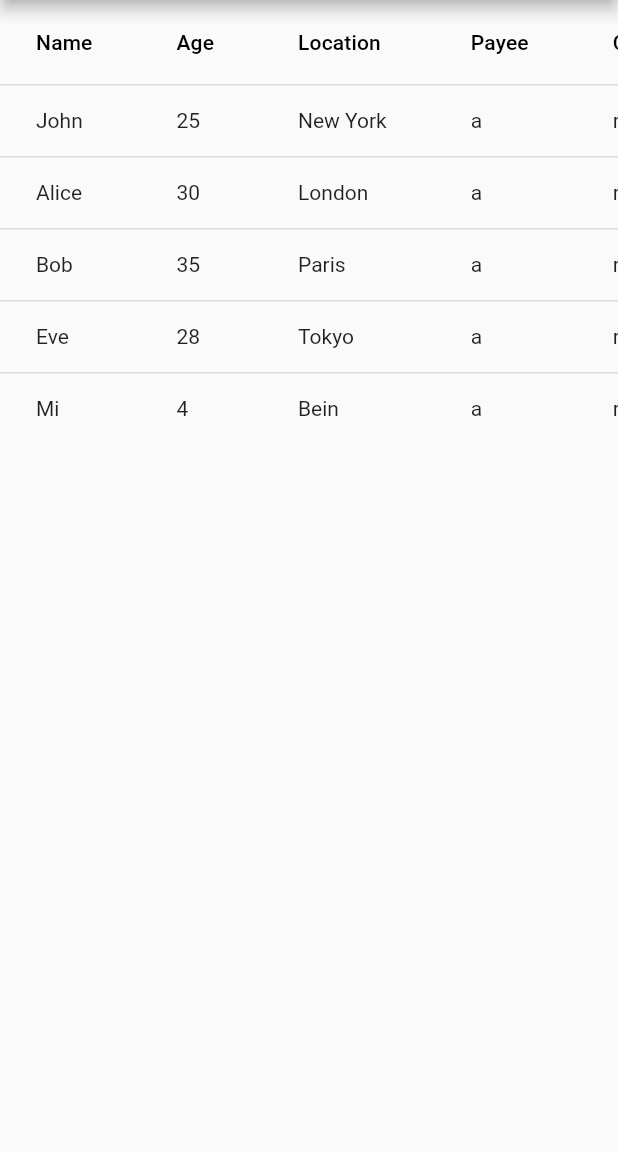
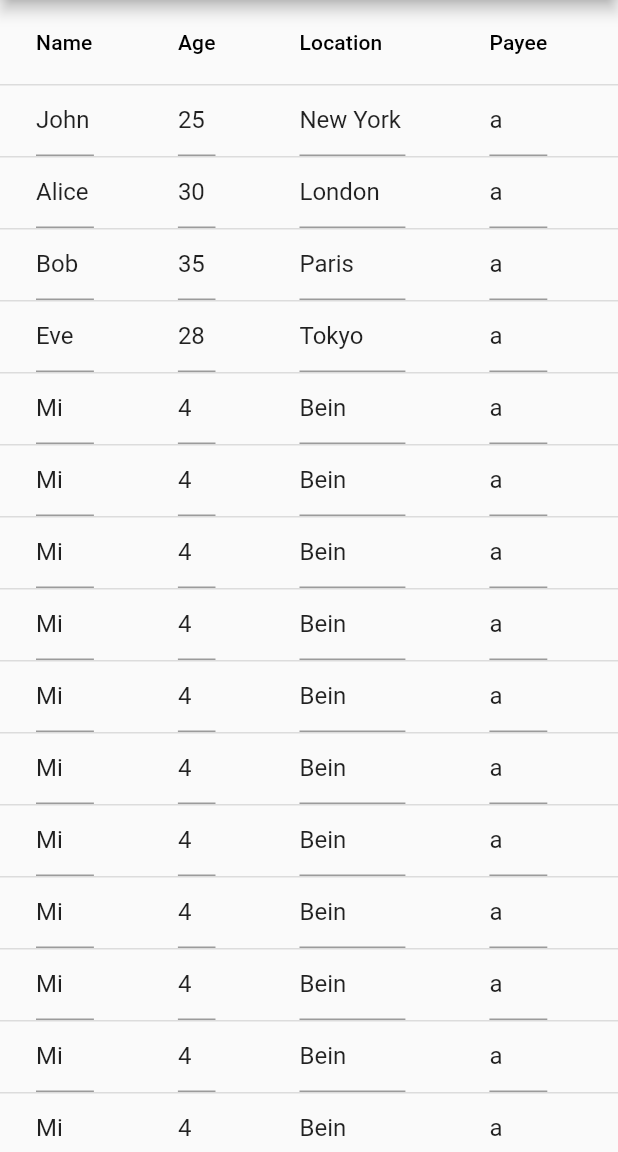
Before and after one commit to Vedant-Nalge/FABT_UI, a Flutter app: the screen it shows after launch, on a phone screen of 412 x 824 dp, the part 84-1236 px from its top. Run offline on Flutter 3.47's test engine with Material 2 defaults, Android fonts, the phone set to English and light mode, and no system bars.

Commit message:
Update main.dart

```diff
--- a/ui_sheet/lib/main.dart
+++ b/ui_sheet/lib/main.dart
@@ -1,12 +1,30 @@
 import 'package:flutter/material.dart';
 
-class MyDataTable extends StatelessWidget {
+class MyDataTable extends StatefulWidget {
+  @override
+  _MyDataTableState createState() => _MyDataTableState();
+}
+
+class _MyDataTableState extends State<MyDataTable> {
   final List<List<String>> data = [
     ['John', '25', 'New York','a','red','500'],
     ['Alice', '30', 'London','a','red','500'],
     ['Bob', '35', 'Paris','a','red','500'],
     ['Eve', '28', 'Tokyo','a','red','500'],
     ['Mi', '4', 'Bein','a','red','580'],
+    ['Mi', '4', 'Bein','a','red','580'],
+    ['Mi', '4', 'Bein','a','red','580'],
+    ['Mi', '4', 'Bein','a','red','580'],
+    ['Mi', '4', 'Bein','a','red','580'],
+    ['Mi', '4', 'Bein','a','red','580'],
+    ['Mi', '4', 'Bein','a','red','580'],
+    ['Mi', '4', 'Bein','a','red','580'],
+    ['Mi', '4', 'Bein','a','red','580'],
+    ['Mi', '4', 'Bein','a','red','580'],
+    ['Mi', '4', 'Bein','a','red','580'],
+    ['Mi', '4', 'Bein','a','red','580'],
+    ['Mi', '4', 'Bein','a','red','580'],
+    ['Sam', '4', 'New York','a','blue','600'],
     //Add more rows if needed
   ];
 
@@ -35,9 +53,18 @@ class MyDataTable extends StatelessWidget {
                 index: index,
                 cells: List<DataCell>.generate(
                   data[index].length,
-                  (int cellIndex) => DataCell(
-                    Text(data[index][cellIndex]),
-                  ),
+                  (int cellIndex) {
+                    return DataCell(
+                      TextFormField(
+                        initialValue: data[index][cellIndex],
+                        onChanged: (newValue) {
+                          setState(() {
+                            data[index][cellIndex] = newValue;
+                          });
+                        },
+                      ),
+                    );
+                  },
                 ),
               ),
             ),
```
